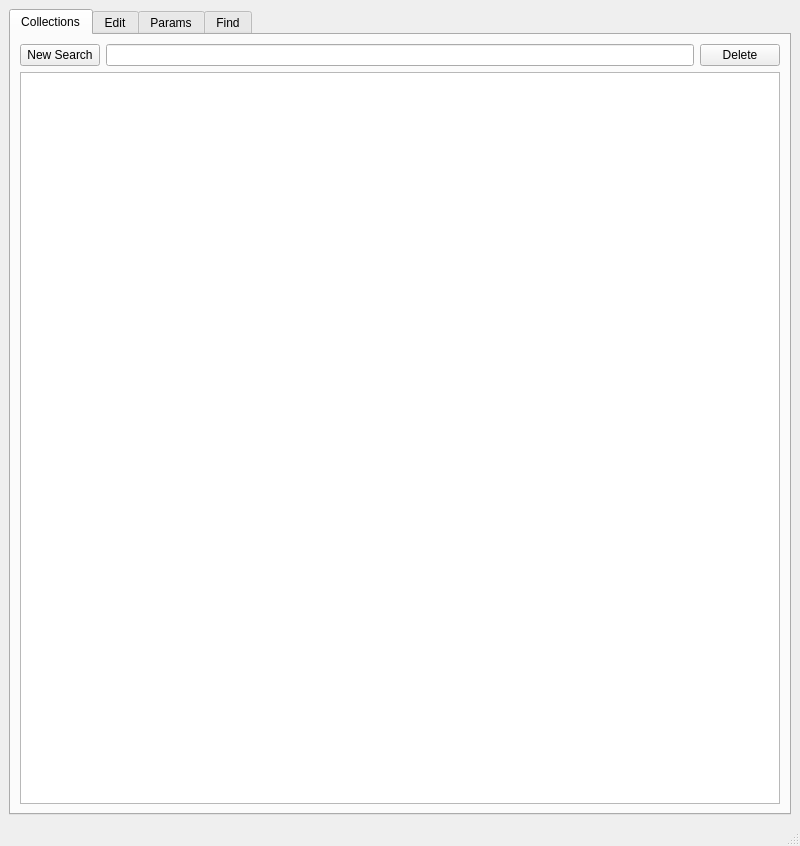
Above: bom_manager.ui from waynegramlich/bom_manager before the change. Below: the same form after it.
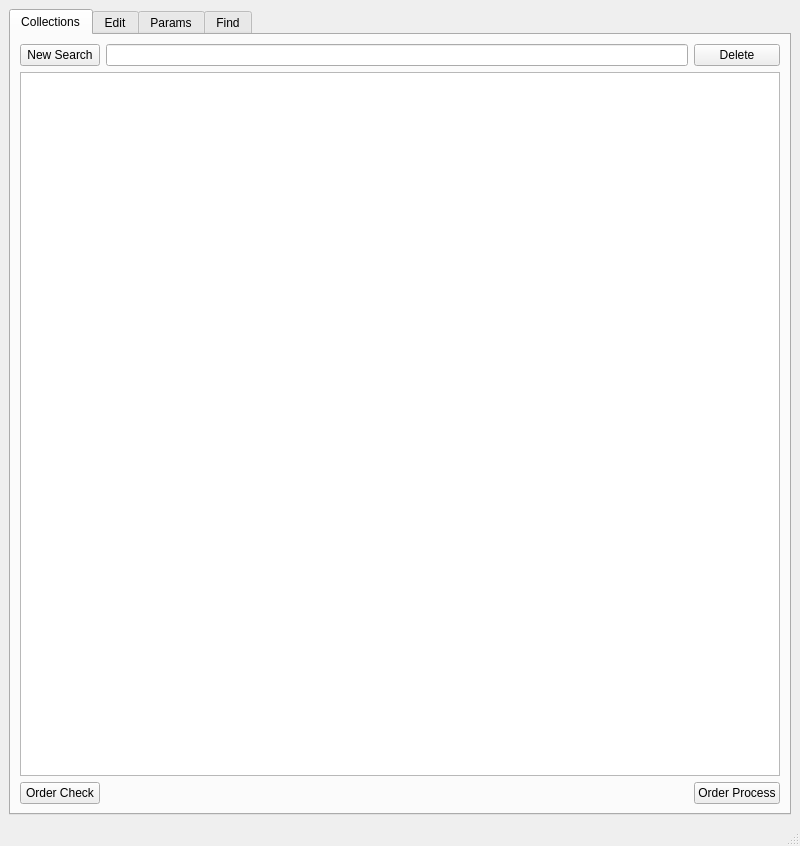
That is the form after the change.

Patch:
```diff
--- a/bom_manager.ui
+++ b/bom_manager.ui
@@ -63,6 +63,20 @@
         <item row="1" column="0" colspan="3">
          <widget class="QTreeView" name="collections_tree"/>
         </item>
+        <item row="2" column="0">
+         <widget class="QPushButton" name="collections_check">
+          <property name="text">
+           <string>Order Check</string>
+          </property>
+         </widget>
+        </item>
+        <item row="2" column="2">
+         <widget class="QPushButton" name="collections_process">
+          <property name="text">
+           <string>Order Process</string>
+          </property>
+         </widget>
+        </item>
        </layout>
       </widget>
       <widget class="QWidget" name="edit_tab">
```
